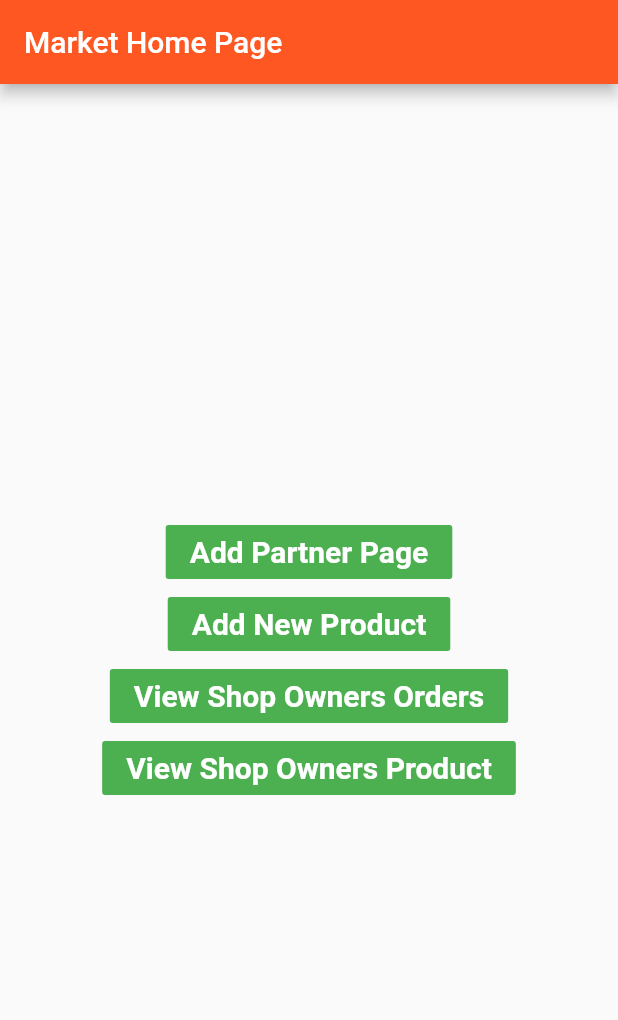
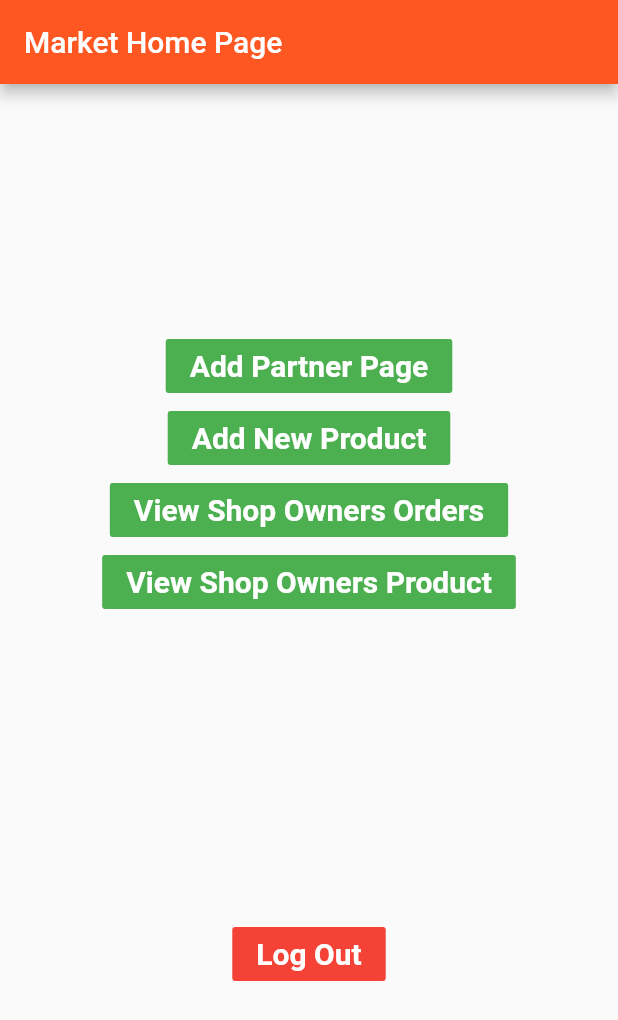
Before and after one commit to ohstelng/ohstel_food_market_app, a Flutter app: the screen it shows after launch, after a tap on "Market", on a phone screen of 412 x 824 dp. Shown: the top 1020 px of the screen. Run offline on Flutter 3.47's test engine with Material 2 defaults, Android fonts, the phone set to English and light mode, and no system bars; our stand-ins replace carousel_slider, cloud_firestore, extended_image, firebase_auth, firebase_core, firebase_storage and 3 more; missing offline and left inert: paginate_firestore; accounts and stored records are empty; network calls fail.

Commit message:
fix bugs

```diff
--- a/lib/auth/wrapper.dart
+++ b/lib/auth/wrapper.dart
@@ -1,10 +1,29 @@
 import 'package:flutter/material.dart';
 import 'package:ohstel_food_market_app/auth/pages/login_page.dart';
+import 'package:ohstel_food_market_app/landing_page.dart';
 import 'package:ohstel_food_market_app/market_place/pages/market_home_page.dart';
 import 'package:provider/provider.dart';
 
 import 'methods/auth_methods.dart';
 import 'models/login_user_model.dart';
+
+//class Wrapper extends StatelessWidget {
+//  @override
+//  Widget build(BuildContext context) {
+//    // this wrapper class is here to monitor the auth changes, it returns home
+//    // page if the user is already logged in and login page if not instance of
+//    // login is present(no user is already logged in) or the user logged out.
+//    // provider is being used to monitor the UserStream in the auth method class
+//
+//    final user = Provider.of<LoginUserModel>(context);
+//
+//    if (user == null) {
+//      return ToggleBetweenLoginAndSignUpPage();
+//    } else {
+//      return LandingPage();
+//    }
+//  }
+//}
 
 class MarketWrapper extends StatefulWidget {
   @override
@@ -23,13 +42,13 @@ class _MarketWrapperState extends State<MarketWrapper> {
           primarySwatch: Colors.deepOrange,
           visualDensity: VisualDensity.adaptivePlatformDensity,
         ),
-        home: Wrapper(),
+        home: WrapperForMarket(),
       ),
     );
   }
 }
 
-class Wrapper extends StatelessWidget {
+class WrapperForMarket extends StatelessWidget {
   @override
   Widget build(BuildContext context) {
     // this wrapper class is here to monitor the auth changes, it returns home
--- a/lib/food/pages/add_new_drinks_page.dart
+++ b/lib/food/pages/add_new_drinks_page.dart
@@ -8,6 +8,7 @@ import 'package:ohstel_food_market_app/food/models/food_details_model.dart';
 import 'package:ohstel_food_market_app/widgets/styles.dart';
 import 'package:uuid/uuid.dart';
 
+import '../../constant.dart';
 import '../food_methods.dart';
 
 class AddNewDrinksPage extends StatefulWidget {
@@ -90,6 +91,7 @@ class _AddNewDrinksPageState extends State<AddNewDrinksPage> {
         print(item.toMap());
         await FoodMethods().saveDrinkToServer(itemDetails: item);
         Fluttertoast.showToast(msg: 'Done');
+        showDonePopUp(context: context, message: 'Done');
       }
 
       if (!mounted) return;
--- a/lib/landing_page.dart
+++ b/lib/landing_page.dart
@@ -1,6 +1,5 @@
 import 'package:flutter/material.dart';
 import 'package:ohstel_food_market_app/auth/wrapper.dart';
-import 'package:ohstel_food_market_app/food/pages/food_home.dart';
 
 class LandingPage extends StatefulWidget {
   @override
@@ -14,20 +13,28 @@ class _LandingPageState extends State<LandingPage> {
       body: Column(
         mainAxisAlignment: MainAxisAlignment.center,
         children: [
-          Center(
-            child: FlatButton(
-              color: Colors.green,
-              onPressed: () {
-                Navigator.of(context).push(
-                  MaterialPageRoute(
-                    builder: (context) => FoodHomePage(),
-                  ),
-                );
-              },
-              child: Text('Food'),
-            ),
-          ),
-          Center(
+//          Container(
+//            height: 50,
+//            child: Center(
+//              child: FlatButton(
+//                color: Colors.green,
+//                onPressed: () {
+//                  Navigator.of(context).push(
+//                    MaterialPageRoute(
+//                      builder: (context) => FoodHomePage(),
+//                    ),
+//                  );
+//                },
+//                child: Container(
+//                  margin: EdgeInsets.all(10.0),
+//                  child: Text('Food'),
+//                ),
+//              ),
+//            ),
+//          ),
+          Container(
+            height: 50,
+            child: Center(
               child: FlatButton(
                 color: Colors.green,
                 onPressed: () {
@@ -37,7 +44,11 @@ class _LandingPageState extends State<LandingPage> {
                     ),
                   );
                 },
+                child: Container(
+                  margin: EdgeInsets.all(10.0),
                   child: Text('Market'),
+                ),
+              ),
             ),
           )
         ],
--- a/lib/main.dart
+++ b/lib/main.dart
@@ -20,10 +20,13 @@ Future<void> main() async {
 class MyApp extends StatelessWidget {
   @override
   Widget build(BuildContext context) {
+    // provider is being used here at the top most widget tree so we can notify
+    // every other sub widget down the widget tree.
     return MaterialApp(
-      title: 'Flutter Demo',
+      title: "OHstel Food and Market Agent App",
+      debugShowCheckedModeBanner: false,
       theme: ThemeData(
-        primarySwatch: Colors.blue,
+        primarySwatch: Colors.deepOrange,
         visualDensity: VisualDensity.adaptivePlatformDensity,
       ),
       home: LandingPage(),
--- a/lib/market_place/pages/market_home_page.dart
+++ b/lib/market_place/pages/market_home_page.dart
@@ -1,4 +1,5 @@
 import 'package:flutter/material.dart';
+import 'package:ohstel_food_market_app/auth/methods/auth_methods.dart';
 import 'package:ohstel_food_market_app/market_place/pages/add_new_product_page.dart';
 import 'package:ohstel_food_market_app/market_place/pages/add_partner_page.dart';
 import 'package:ohstel_food_market_app/market_place/pages/shop_owner_orders_page.dart';
@@ -98,6 +99,23 @@ class _MarketHomePageState extends State<MarketHomePage> {
               ),
             ),
           ),
+          SizedBox(height: 200),
+          Center(
+            child: FlatButton(
+              color: Colors.red,
+              onPressed: () async {
+                await AuthService().signOut();
+              },
+              child: Text(
+                'Log Out',
+                style: TextStyle(
+                  fontSize: 20,
+                  fontWeight: FontWeight.bold,
+                  color: Colors.white,
+                ),
+              ),
+            ),
+          ),
         ],
       ),
     );
```
Also changed, not shown: lib/constant.dart (+34 -1 lines), lib/food/pages/add_new_fast_food_page.dart (+29 -3 lines). Lines whose indentation alone changed are shown as unchanged.
